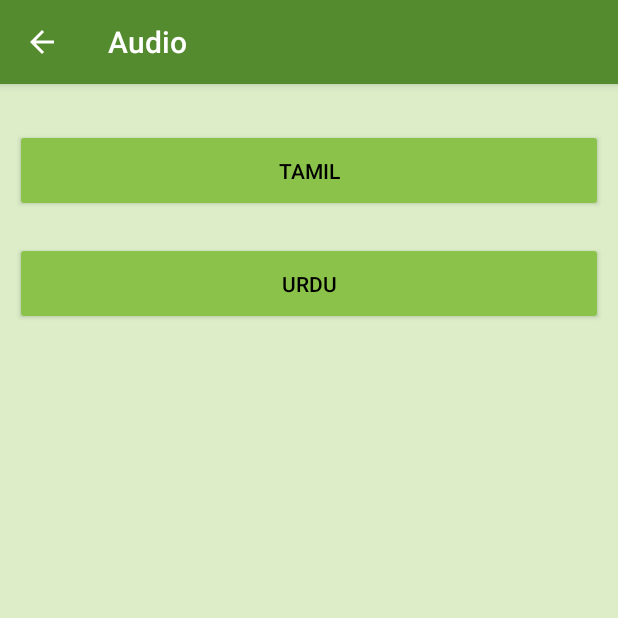
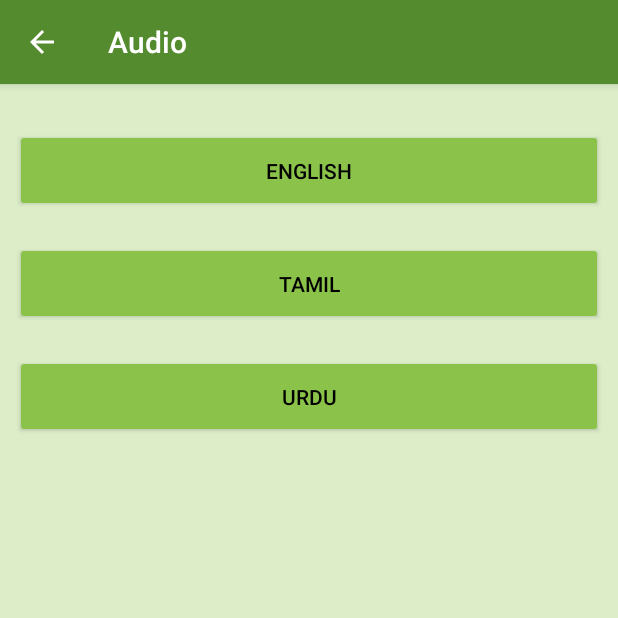
Before and after one commit to ashiqdrive/HgwcOfficialApp, an Android app: the screen it shows after launch (AudioMainPage), after a tap on an icon or button, on a phone screen of 412 x 824 dp, the top half of it. Run offline under Robolectric (Android 15) with nearby library versions, the phone set to English and light mode, and no system bars.

Commit message:
Audio Classes Completed till 14

```diff
--- a/app/src/main/java/com/databaseall/DataBaseAdapterC.java
+++ b/app/src/main/java/com/databaseall/DataBaseAdapterC.java
@@ -307,8 +307,8 @@ public class DataBaseAdapterC {
                 "Ahkmaat e Quran",//10
                 "Dars e Quran",//11
                 "Dars e Hadeeth",//12
-                //"Usool us Salasa",//13
-                //"Kitab at Tawheed"//14
+                "Usool us Salasa",//13
+                "Kitab at Tawheed"//14
         };
 
         int TopicLanidArray[] = {
@@ -324,8 +324,8 @@ public class DataBaseAdapterC {
                 LidUrdKey,//10
                 LidUrdKey,//11
                 LidUrdKey,//12
-                //LidUrdKey,//13
-                //LidEngKey//14
+                LidUrdKey,//13
+                LidEngKey//14
         };
 
         int TopicSpkidArray[] = {
@@ -341,8 +341,8 @@ public class DataBaseAdapterC {
                 SpkIntAneesRahman,//10
                 SpkIntAneesRahman,//11
                 SpkIntAneesRahman,//12
-                // SpkIntAnsarudinMakki,//13
-                //SpkIntAbdusSalaamMadani//14
+                SpkIntAnsarudinMakki,//13
+                SpkIntAbdusSalaamMadani//14
         };
         ContentValues cv = new ContentValues();
         try {
@@ -550,7 +550,38 @@ public class DataBaseAdapterC {
         hmFRID.put("12-030", "12");
         hmFRID.put("12-031", "12");
         hmFRID.put("12-032", "12");
-
+        //13
+        hmFRID.put("13-01", "13");
+        hmFRID.put("13-02", "13");
+        hmFRID.put("13-03", "13");
+        hmFRID.put("13-04", "13");
+        hmFRID.put("13-05", "13");
+        hmFRID.put("13-06", "13");
+        hmFRID.put("13-07", "13");
+        hmFRID.put("13-08", "13");
+        //14
+        hmFRID.put("14-01", "14");
+        hmFRID.put("14-02", "14");
+        hmFRID.put("14-03", "14");
+        hmFRID.put("14-04", "14");
+        hmFRID.put("14-05", "14");
+        hmFRID.put("14-06", "14");
+        hmFRID.put("14-07", "14");
+        hmFRID.put("14-08", "14");
+        hmFRID.put("14-09", "14");
+        hmFRID.put("14-010", "14");
+        hmFRID.put("14-011", "14");
+        hmFRID.put("14-012", "14");
+        hmFRID.put("14-013", "14");
+        hmFRID.put("14-014", "14");
+        hmFRID.put("14-015", "14");
+        hmFRID.put("14-016", "14");
+        hmFRID.put("14-017", "14");
+        hmFRID.put("14-018", "14");
+
+
+        //------------------------------------------------------------------------------------------------------------
+        //--------------------------/Hash Map for Links-------------------------------------------------------------------------------------------------------------
         //Hash Map for Links------------------------------------------------------------------------------
         //1
         hmLink.put("1-01", "https://drive.google.com/uc?export=download&id=0B-qLTPYff2I4RWlXUkQxTmJDcXc");
@@ -735,8 +766,38 @@ public class DataBaseAdapterC {
         hmLink.put("12-030", "https://drive.google.com/uc?export=download&id=0B-qLTPYff2I4MEVma3J5ZDVxbVU");
         hmLink.put("12-031", "https://drive.google.com/uc?export=download&id=0B-qLTPYff2I4X2NIUHZCTUlIMlE");
         hmLink.put("12-032", "https://drive.google.com/uc?export=download&id=0B-qLTPYff2I4dGp1NmlLSzRhSFE");
-
-
+        //13
+        hmLink.put("13-01", "https://drive.google.com/uc?export=download&id=0B-qLTPYff2I4dnNEd2dYNE5DalE");
+        hmLink.put("13-02", "https://drive.google.com/uc?export=download&id=0B-qLTPYff2I4ZnA0djg5VmlCX28");
+        hmLink.put("13-03", "https://drive.google.com/uc?export=download&id=0B-qLTPYff2I4WWtMQzlEb2NfbVU");
+        hmLink.put("13-04", "https://drive.google.com/uc?export=download&id=0B-qLTPYff2I4RDM0WndEWFJ0WlE");
+        hmLink.put("13-05", "https://drive.google.com/uc?export=download&id=0B-qLTPYff2I4WFpPckU4aHZ6NkE");
+        hmLink.put("13-06", "https://drive.google.com/uc?export=download&id=0B-qLTPYff2I4cmdsUktQVXprLUE");
+        hmLink.put("13-07", "https://drive.google.com/uc?export=download&id=0B-qLTPYff2I4SXlkVGFjYW9UTUU");
+        hmLink.put("13-08", "https://drive.google.com/uc?export=download&id=0B-qLTPYff2I4SkI5Qzkwc3NRdHc");
+        //14
+        hmLink.put("14-01", "https://drive.google.com/uc?export=download&id=0B-qLTPYff2I4VnUxUVBaY3pSNUU");
+        hmLink.put("14-02", "https://drive.google.com/uc?export=download&id=0B-qLTPYff2I4TFlmT09IcS1sdjA");
+        hmLink.put("14-03", "https://drive.google.com/uc?export=download&id=0B-qLTPYff2I4Q3A2UzBxdG10eWM");
+        hmLink.put("14-04", "https://drive.google.com/uc?export=download&id=0B-qLTPYff2I4NlRvRFQ0UDZzRUU");
+        hmLink.put("14-05", "https://drive.google.com/uc?export=download&id=0B-qLTPYff2I4aDFhLUlfNWlZU00");
+        hmLink.put("14-06", "https://drive.google.com/uc?export=download&id=0B-qLTPYff2I4YS1YZjNBVnRhcGc");
+        hmLink.put("14-07", "https://drive.google.com/uc?export=download&id=0B-qLTPYff2I4R3VNbVFLUVpYVUU");
+        hmLink.put("14-08", "https://drive.google.com/uc?export=download&id=0B-qLTPYff2I4WVNrWS12U2FUYTg");
+        hmLink.put("14-09", "https://drive.google.com/uc?export=download&id=0B-qLTPYff2I4OEIxZTlXY0hZc3M");
+        hmLink.put("14-010", "https://drive.google.com/uc?export=download&id=0B-qLTPYff2I4YnF6dEQ3OEJ3dmM");
+        hmLink.put("14-011", "https://drive.google.com/uc?export=download&id=0B-qLTPYff2I4UEF5OXctLWxpRTg");
+        hmLink.put("14-012", "https://drive.google.com/uc?export=download&id=0B-qLTPYff2I4ZTdxMlY2Z1gtQjQ");
+        hmLink.put("14-013", "https://drive.google.com/uc?export=download&id=0B-qLTPYff2I4YngyaEV5dUFKVzA");
+        hmLink.put("14-014", "https://drive.google.com/uc?export=download&id=0B-qLTPYff2I4QlpRTHVWWVhibU0");
+        hmLink.put("14-015", "https://drive.google.com/uc?export=download&id=0B-qLTPYff2I4Y3VPR1FFSkh2SXM");
+        hmLink.put("14-016", "https://drive.google.com/uc?export=download&id=0B-qLTPYff2I4bjJwWXJ6a2s5ZmM");
+        hmLink.put("14-017", "https://drive.google.com/uc?export=download&id=0B-qLTPYff2I4Njh1YlJuYWZUdk0");
+        hmLink.put("14-018", "https://drive.google.com/uc?export=download&id=0B-qLTPYff2I4eW9MY1pSclFHcDQ");
+
+
+        //-----------------------------------------------------------------------------------------------
+        //--------------------------------------------------------------------------------------------------
         // Hash Map for Audio List Names------------------------------------------
         /*NOte: Importnt file names should never be the same
         * failing to maintain the discipline will not download the new file
@@ -821,6 +882,7 @@ public class DataBaseAdapterC {
         hmFileName.put("8-021", "Dont-s in the Qur-an, Day2 - SHIRK");
         hmFileName.put("8-022", "Dont-s in the Qur-an, Day4 - Disobedience to Allah and his Messenger");
         hmFileName.put("8-023", "Dont-s in the Qur-an, Day11-Bakheeli");
+        //9
         hmFileName.put("9-01", "Ramadhan 1437 - Dars 17");
         hmFileName.put("9-02", "Ramadhan 1437 - Dars 14");
         hmFileName.put("9-03", "Ramadhan 1437 - Dars 13");
@@ -834,6 +896,7 @@ public class DataBaseAdapterC {
         hmFileName.put("9-011", "Ramadhan 1437 - Dars 3");
         hmFileName.put("9-012", "Ramadhan 1437 - Dars 1");
         hmFileName.put("9-013", "Ramadhan 1437 - Dars 2");
+        //10
         hmFileName.put("10-01", "Ahkaamaat e Quran  Dars28  Juz 29");
         hmFileName.put("10-02", "Ahkaamaat e Quran  Dars27  Powerful Reminders");
         hmFileName.put("10-03", "Ahkaamaat e Quran  Dars25  Juz 25");
@@ -914,9 +977,38 @@ public class DataBaseAdapterC {
         hmFileName.put("12-030", "Dars e Hadeeth-Buloogh ul Maraam-Business Part 3--Sh Anees ur Rahman");
         hmFileName.put("12-031", "Dars e Hadeeth-Buloogh ul Maraam-Business Part 1--Sh Anees ur Rahman");
         hmFileName.put("12-032", "Dars e Hadeeth-Buloogh ul Maraam-Business Part 2--Sh Anees ur Rahman");
-
-
-        //Hash Map for Lan Id----------------------------------
+        //13
+        hmFileName.put("13-01", "Dars usool uthalatha 9 shaik Ansar ud deen Makki");
+        hmFileName.put("13-02", "Dars usool uthalatha 8 shaik Ansar ud deen Makki");
+        hmFileName.put("13-03", "Dars usool uthalatha 7 shaik Ansar ud deen Makki");
+        hmFileName.put("13-04", "Dars usool uthalatha 6 shaik Ansar ud deen Makki");
+        hmFileName.put("13-05", "Dars usool uthalatha 4 shaik Ansar ud deen Makki");
+        hmFileName.put("13-06", "Dars usool uthalatha 3 shaik Ansar ud deen Makki");
+        hmFileName.put("13-07", "Dars usool uthalatha 2 shaik Ansar ud deen Makki");
+        hmFileName.put("13-08", "Dars usool uthalatha 1 shaik Ansar ud deen Makki");
+        //14
+        hmFileName.put("14-01", "Explanation of Kitaab ut Tauheed- Part 1 - Shaikh Abdus Salaam omeri Madani - Class 1");
+        hmFileName.put("14-02", "Explanation of Kitaab ut Tauheed- Part 1 - Shaikh Abdus Salaam omeri Madani - Class 2");
+        hmFileName.put("14-03", "Explanation of Kitaab ut Tauheed- Part 1 - Shaikh Abdus Salaam omeri Madani - Class 3");
+        hmFileName.put("14-04", "Explanation of Kitaab ut Tauheed- Part 1 - Shaikh Abdus Salaam omeri Madani - Class 4");
+        hmFileName.put("14-05", "Explanation of Kitaab ut Tauheed- Part 1 - Shaikh Abdus Salaam omeri Madani - Class 5");
+        hmFileName.put("14-06", "Explanation of Kitaab ut Tauheed- Part 1 - Shaikh Abdus Salaam omeri Madani - Class 6");
+        hmFileName.put("14-07", "Explanation of Kitaab ut Tauheed- Part 1 - Shaikh Abdus Salaam omeri Madani - Class 7");
+        hmFileName.put("14-08", "Explanation of Kitaab ut Tauheed- Part 1 - Shaikh Abdus Salaam omeri Madani - Class 8");
+        hmFileName.put("14-09", "Explanation of Kitaab ut Tauheed- Part 2 - Shaikh Abdus Salaam omeri Madani - Class 10");
+        hmFileName.put("14-010", "Explanation of Kitaab ut Tauheed- Part 2 - Shaikh Abdus Salaam omeri Madani - Class 11");
+        hmFileName.put("14-011", "Explanation of Kitaab ut Tauheed- Part 2 - Shaikh Abdus Salaam omeri Madani - Class 9");
+        hmFileName.put("14-012", "Explanation of Kitaab ut Tauheed- Part 3 - Shaikh Abdus Salaam omeri Madani - Class 12");
+        hmFileName.put("14-013", "Explanation of Kitaab ut Tauheed- Part 3 - Shaikh Abdus Salaam omeri Madani - Class 13");
+        hmFileName.put("14-014", "Explanation of Kitaab ut Tauheed- Part 3 - Shaikh Abdus Salaam omeri Madani - Class 14");
+        hmFileName.put("14-015", "Explanation of Kitaab ut Tauheed- Part 3 - Shaikh Abdus Salaam omeri Madani - Class 15");
+        hmFileName.put("14-016", "Explanation of Kitaab ut Tauheed- Part 3 - Shaikh Abdus Salaam omeri Madani - Class 16");
+        hmFileName.put("14-017", "Explanation of Kitaab ut Tauheed- Part 3 - Shaikh Abdus Salaam omeri Madani - Class 17");
+        hmFileName.put("14-018", "Explanation of Kitaab ut Tauheed- Part 3 - Shaikh Abdus Salaam omeri Madani - Class 18");
+
+
+        //------------------------------------------------------------------------------------------------------------
+        //----Hash Map for Lan Id----------------------------------
         hmLanID.put("1-01", LidUrdKey);
         hmLanID.put("1-02", LidUrdKey);
         hmLanID.put("1-03", LidUrdKey);
@@ -1089,9 +1181,39 @@ public class DataBaseAdapterC {
         hmLanID.put("12-030", LidUrdKey);
         hmLanID.put("12-031", LidUrdKey);
         hmLanID.put("12-032", LidUrdKey);
-
-
-        //Hash MAp for Spk Id--------------------------------------------------------
+        //13
+        hmLanID.put("13-01", LidUrdKey);
+        hmLanID.put("13-02", LidUrdKey);
+        hmLanID.put("13-03", LidUrdKey);
+        hmLanID.put("13-04", LidUrdKey);
+        hmLanID.put("13-05", LidUrdKey);
+        hmLanID.put("13-06", LidUrdKey);
+        hmLanID.put("13-07", LidUrdKey);
+        hmLanID.put("13-08", LidUrdKey);
+        //14
+        hmLanID.put("14-01", LidEngKey);
+        hmLanID.put("14-02", LidEngKey);
+        hmLanID.put("14-03", LidEngKey);
+        hmLanID.put("14-04", LidEngKey);
+        hmLanID.put("14-05", LidEngKey);
+        hmLanID.put("14-06", LidEngKey);
+        hmLanID.put("14-07", LidEngKey);
+        hmLanID.put("14-08", LidEngKey);
+        hmLanID.put("14-09", LidEngKey);
+        hmLanID.put("14-010", LidEngKey);
+        hmLanID.put("14-011", LidEngKey);
+        hmLanID.put("14-012", LidEngKey);
+        hmLanID.put("14-013", LidEngKey);
+        hmLanID.put("14-014", LidEngKey);
+        hmLanID.put("14-015", LidEngKey);
+        hmLanID.put("14-016", LidEngKey);
+        hmLanID.put("14-017", LidEngKey);
+        hmLanID.put("14-018", LidEngKey);
+
+
+
+        //-----------------------------------------------------------------------------
+        // Hash MAp for Spk Id--------------------------------------------------------
         hmSpkID.put("1-01", SpkIntRKNoorMadani);
         hmSpkID.put("1-02", SpkIntRKNoorMadani);
         hmSpkID.put("1-03", SpkIntRKNoorMadani);
@@ -1264,6 +1386,34 @@ public class DataBaseAdapterC {
         hmSpkID.put("12-030", SpkIntAneesRahman);
         hmSpkID.put("12-031", SpkIntAneesRahman);
         hmSpkID.put("12-032", SpkIntAneesRahman);
+        //13
+        hmSpkID.put("13-01", SpkIntAnsarudinMakki);
+        hmSpkID.put("13-02", SpkIntAnsarudinMakki);
+        hmSpkID.put("13-03", SpkIntAnsarudinMakki);
+        hmSpkID.put("13-04", SpkIntAnsarudinMakki);
+        hmSpkID.put("13-05", SpkIntAnsarudinMakki);
+        hmSpkID.put("13-06", SpkIntAnsarudinMakki);
+        hmSpkID.put("13-07", SpkIntAnsarudinMakki);
+        hmSpkID.put("13-08", SpkIntAnsarudinMakki);
+        //14
+        hmSpkID.put("14-01", SpkIntAbdusSalaamMadani);
+        hmSpkID.put("14-02", SpkIntAbdusSalaamMadani);
+        hmSpkID.put("14-03", SpkIntAbdusSalaamMadani);
+        hmSpkID.put("14-04", SpkIntAbdusSalaamMadani);
+        hmSpkID.put("14-05", SpkIntAbdusSalaamMadani);
+        hmSpkID.put("14-06", SpkIntAbdusSalaamMadani);
+        hmSpkID.put("14-07", SpkIntAbdusSalaamMadani);
+        hmSpkID.put("14-08", SpkIntAbdusSalaamMadani);
+        hmSpkID.put("14-09", SpkIntAbdusSalaamMadani);
+        hmSpkID.put("14-010", SpkIntAbdusSalaamMadani);
+        hmSpkID.put("14-011", SpkIntAbdusSalaamMadani);
+        hmSpkID.put("14-012", SpkIntAbdusSalaamMadani);
+        hmSpkID.put("14-013", SpkIntAbdusSalaamMadani);
+        hmSpkID.put("14-014", SpkIntAbdusSalaamMadani);
+        hmSpkID.put("14-015", SpkIntAbdusSalaamMadani);
+        hmSpkID.put("14-016", SpkIntAbdusSalaamMadani);
+        hmSpkID.put("14-017", SpkIntAbdusSalaamMadani);
+        hmSpkID.put("14-018", SpkIntAbdusSalaamMadani);
 
 
         //Main Insertion
--- a/app/src/main/res/layout/activity_audio_main_page.xml
+++ b/app/src/main/res/layout/activity_audio_main_page.xml
@@ -10,7 +10,7 @@
     android:paddingTop="@dimen/activity_vertical_margin"
     tools:context="com.hgwcapp.hgwcofficialapp.AudioMainPage">
 
-    <!-- English Button Commented
+
     <Button
         android:id="@+id/btAudioMainEnglish"
         android:text="English"
@@ -20,14 +20,14 @@
         android:layout_centerHorizontal="true"
         android:onClick="audioEnglishClick"
         android:layout_marginTop="@dimen/marginbtwn_buttons"
-        android:theme="@style/Button.myStyle"
-        /-->
+        android:theme="@style/Button.myStyle"/>
 
     <Button
         android:id="@+id/btAudioMainTamil"
         android:text="Tamil"
         android:layout_width="match_parent"
         android:layout_height="@dimen/button_height"
+        android:layout_below="@+id/btAudioMainEnglish"
         android:layout_centerHorizontal="true"
         android:onClick="audioTamilClick"
         android:layout_marginTop="@dimen/marginbtwn_buttons"
```
